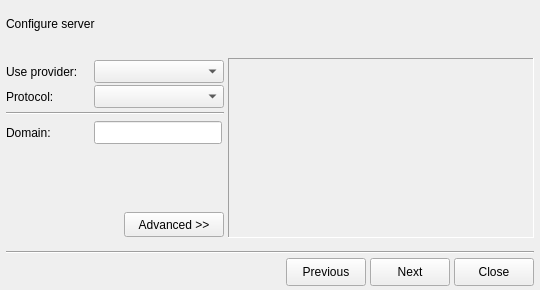
Old version of the form share/skins/default/accountwizard.ui in the repository itds-consulting/yate.
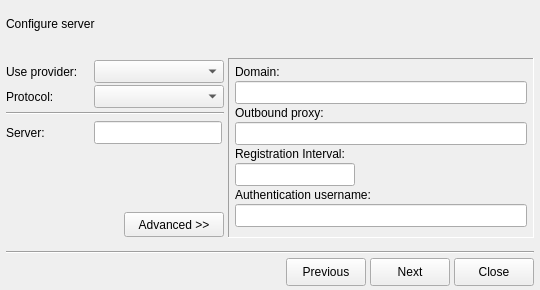
New version of the form. The open tabs and pages were chosen to show the change. Icons and pictures are not drawn.

Commit message: Authentication username can now be configured for sip accounts.

Patch:
```diff
--- a/share/skins/default/accountwizard.ui
+++ b/share/skins/default/accountwizard.ui
@@ -838,6 +838,92 @@
                 </item>
                </layout>
               </widget>
+              <widget class="QWidget" name="acc_proto_cfg_sip" >
+               <layout class="QVBoxLayout" >
+                <property name="spacing" >
+                 <number>6</number>
+                </property>
+                <property name="leftMargin" >
+                 <number>0</number>
+                </property>
+                <property name="topMargin" >
+                 <number>0</number>
+                </property>
+                <property name="rightMargin" >
+                 <number>0</number>
+                </property>
+                <property name="bottomMargin" >
+                 <number>0</number>
+                </property>
+                <item>
+                 <layout class="QHBoxLayout" >
+                  <property name="spacing" >
+                   <number>2</number>
+                  </property>
+                  <property name="topMargin" >
+                   <number>2</number>
+                  </property>
+                  <property name="rightMargin" >
+                   <number>2</number>
+                  </property>
+                  <item>
+                   <widget class="QLabel" name="label_19" >
+                    <property name="sizePolicy" >
+                     <sizepolicy vsizetype="Preferred" hsizetype="Fixed" >
+                      <horstretch>0</horstretch>
+                      <verstretch>0</verstretch>
+                     </sizepolicy>
+                    </property>
+                    <property name="minimumSize" >
+                     <size>
+                      <width>86</width>
+                      <height>0</height>
+                     </size>
+                    </property>
+                    <property name="maximumSize" >
+                     <size>
+                      <width>86</width>
+                      <height>16777215</height>
+                     </size>
+                    </property>
+                    <property name="text" >
+                     <string>Server:</string>
+                    </property>
+                   </widget>
+                  </item>
+                  <item>
+                   <widget class="QLineEdit" name="acc_proto_sip_server" >
+                    <property name="minimumSize" >
+                     <size>
+                      <width>0</width>
+                      <height>23</height>
+                     </size>
+                    </property>
+                    <property name="maximumSize" >
+                     <size>
+                      <width>16777215</width>
+                      <height>23</height>
+                     </size>
+                    </property>
+                   </widget>
+                  </item>
+                 </layout>
+                </item>
+                <item>
+                 <spacer>
+                  <property name="orientation" >
+                   <enum>Qt::Vertical</enum>
+                  </property>
+                  <property name="sizeHint" >
+                   <size>
+                    <width>20</width>
+                    <height>40</height>
+                   </size>
+                  </property>
+                 </spacer>
+                </item>
+               </layout>
+              </widget>
               <widget class="QWidget" name="acc_proto_cfg_jabber" >
                <layout class="QVBoxLayout" >
                 <property name="leftMargin" >
@@ -1030,6 +1116,175 @@
              </item>
             </layout>
            </widget>
+           <widget class="QWidget" name="acc_proto_advanced_sip" >
+            <layout class="QVBoxLayout" >
+             <property name="spacing" >
+              <number>2</number>
+             </property>
+             <property name="leftMargin" >
+              <number>6</number>
+             </property>
+             <property name="topMargin" >
+              <number>6</number>
+             </property>
+             <property name="rightMargin" >
+              <number>6</number>
+             </property>
+             <property name="bottomMargin" >
+              <number>4</number>
+             </property>
+             <item>
+              <widget class="QLabel" name="label_22" >
+               <property name="sizePolicy" >
+                <sizepolicy vsizetype="Preferred" hsizetype="Fixed" >
+                 <horstretch>0</horstretch>
+                 <verstretch>0</verstretch>
+                </sizepolicy>
+               </property>
+               <property name="minimumSize" >
+                <size>
+                 <width>66</width>
+                 <height>0</height>
+                </size>
+               </property>
+               <property name="maximumSize" >
+                <size>
+                 <width>66</width>
+                 <height>16777215</height>
+                </size>
+               </property>
+               <property name="text" >
+                <string>Domain:</string>
+               </property>
+              </widget>
+             </item>
+             <item>
+              <widget class="QLineEdit" name="acc_proto_sip_domain" >
+               <property name="sizePolicy" >
+                <sizepolicy vsizetype="Fixed" hsizetype="Expanding" >
+                 <horstretch>0</horstretch>
+                 <verstretch>0</verstretch>
+                </sizepolicy>
+               </property>
+               <property name="minimumSize" >
+                <size>
+                 <width>0</width>
+                 <height>23</height>
+                </size>
+               </property>
+               <property name="maximumSize" >
+                <size>
+                 <width>16777215</width>
+                 <height>23</height>
+                </size>
+               </property>
+              </widget>
+             </item>
+             <item>
+              <widget class="QLabel" name="label_23" >
+               <property name="text" >
+                <string>Outbound proxy:</string>
+               </property>
+              </widget>
+             </item>
+             <item>
+              <widget class="QLineEdit" name="acc_proto_sip_outbound" >
+               <property name="sizePolicy" >
+                <sizepolicy vsizetype="Fixed" hsizetype="Expanding" >
+                 <horstretch>0</horstretch>
+                 <verstretch>0</verstretch>
+                </sizepolicy>
+               </property>
+               <property name="minimumSize" >
+                <size>
+                 <width>120</width>
+                 <height>23</height>
+                </size>
+               </property>
+               <property name="maximumSize" >
+                <size>
+                 <width>16777215</width>
+                 <height>23</height>
+                </size>
+               </property>
+              </widget>
+             </item>
+             <item>
+              <widget class="QLabel" name="label_20" >
+               <property name="text" >
+                <string>Registration Interval:</string>
+               </property>
+              </widget>
+             </item>
+             <item>
+              <widget class="QLineEdit" name="acc_proto_sip_interval" >
+               <property name="sizePolicy" >
+                <sizepolicy vsizetype="Fixed" hsizetype="Fixed" >
+                 <horstretch>0</horstretch>
+                 <verstretch>0</verstretch>
+                </sizepolicy>
+               </property>
+               <property name="minimumSize" >
+                <size>
+                 <width>120</width>
+                 <height>23</height>
+                </size>
+               </property>
+               <property name="maximumSize" >
+                <size>
+                 <width>16777215</width>
+                 <height>23</height>
+                </size>
+               </property>
+               <property name="alignment" >
+                <set>Qt::AlignLeading</set>
+               </property>
+              </widget>
+             </item>
+             <item>
+              <widget class="QLabel" name="label_21" >
+               <property name="text" >
+                <string>Authentication username:</string>
+               </property>
+              </widget>
+             </item>
+             <item>
+              <widget class="QLineEdit" name="acc_proto_sip_authname" >
+               <property name="sizePolicy" >
+                <sizepolicy vsizetype="Fixed" hsizetype="Expanding" >
+                 <horstretch>0</horstretch>
+                 <verstretch>0</verstretch>
+                </sizepolicy>
+               </property>
+               <property name="minimumSize" >
+                <size>
+                 <width>120</width>
+                 <height>23</height>
+                </size>
+               </property>
+               <property name="maximumSize" >
+                <size>
+                 <width>16777215</width>
+                 <height>23</height>
+                </size>
+               </property>
+              </widget>
+             </item>
+             <item>
+              <spacer>
+               <property name="orientation" >
+                <enum>Qt::Vertical</enum>
+               </property>
+               <property name="sizeHint" >
+                <size>
+                 <width>20</width>
+                 <height>40</height>
+                </size>
+               </property>
+              </spacer>
+             </item>
+            </layout>
+           </widget>
            <widget class="QWidget" name="acc_proto_advanced_jabber" >
             <layout class="QVBoxLayout" >
              <property name="spacing" >
```
Left out of the diff: 24 changed lines with no effect on the pictures. The commit also changes 2 other files.
